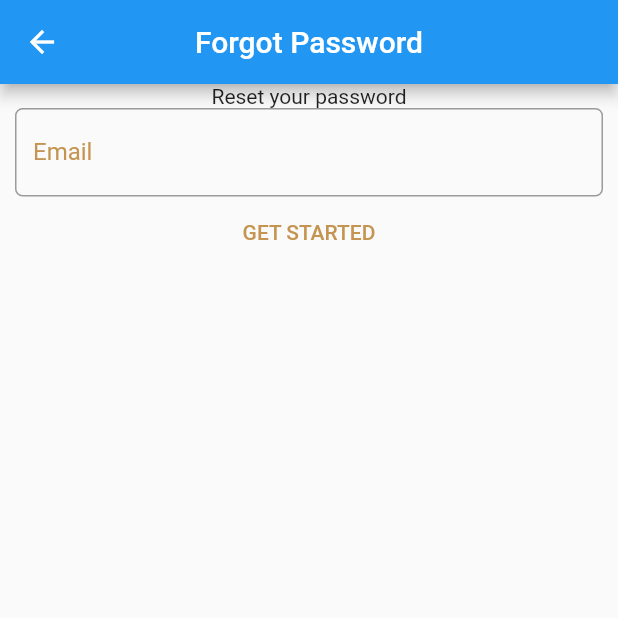
After one commit to EU-Mobile-Developers/EUCOSSA-flutter, a Flutter app: the ResetPasswordScreen screen opened directly, on a phone screen of 412 x 824 dp, the top half of it. The commit adds this screen. Run offline on Flutter 3.47's test engine with Material 2 defaults, Android fonts, the phone set to English and light mode, and no system bars; statements that could not run were skipped.

Commit message:
Completed UI construction

```diff
--- a/lib/screens/communities.dart
+++ b/lib/screens/communities.dart
@@ -10,6 +10,8 @@ class Communities extends StatefulWidget {
 class _CommunitiesState extends State<Communities> {
   @override
   Widget build(BuildContext context) {
-    return Container();
+    return const Center(
+      child: Text('Communities regitered here'),
+    );
   }
 }
--- a/lib/screens/dashboard.dart
+++ b/lib/screens/dashboard.dart
@@ -10,6 +10,8 @@ class Dashboard extends StatefulWidget {
 class _DashboardState extends State<Dashboard> {
   @override
   Widget build(BuildContext context) {
-    return Container();
+    return const Center(
+      child: Text('Dashboard displays here'),
+    );
   }
 }
--- a/lib/screens/messages.dart
+++ b/lib/screens/messages.dart
@@ -10,6 +10,8 @@ class Messages extends StatefulWidget {
 class _MessagesState extends State<Messages> {
   @override
   Widget build(BuildContext context) {
-    return Container();
+    return const Center(
+      child: Text('User messages displayed here'),
+    );
   }
 }
--- /dev/null
+++ b/lib/screens/reset_password.dart
@@ -0,0 +1,97 @@
+import 'package:flutter/material.dart';
+import 'package:flutter/src/foundation/key.dart';
+import 'package:flutter/src/widgets/framework.dart';
+
+import '../utils/theme.dart';
+
+class ResetPasswordScreen extends StatefulWidget {
+  const ResetPasswordScreen({Key? key}) : super(key: key);
+  @override
+  State<ResetPasswordScreen> createState() => _ResetPasswordScreenState();
+}
+
+class _ResetPasswordScreenState extends State<ResetPasswordScreen> {
+  late TextEditingController _emailController;
+  @override
+  void initState() {
+    _emailController = TextEditingController();
+    super.initState();
+  }
+
+  @override
+  void dispose() {
+    _emailController.dispose();
+    super.dispose();
+  }
+
+  String? _emailValidator(String? textFieldValue) {
+    if (textFieldValue == null || textFieldValue.isEmpty) {
+      return 'This value is required';
+    } else if (!RegExp(
+            r"^[a-zA-Z0-9.a-zA-Z0-9.!#$%&'*+-/=?^_`{|}~]+@[a-zA-Z0-9]+\.[a-zA-Z]+")
+        .hasMatch(textFieldValue)) {
+      return 'Enter a valid email address';
+    } else {
+      return null;
+    }
+  }
+
+  @override
+  Widget build(BuildContext context) {
+    return Scaffold(
+      appBar: AppBar(
+        title: const Text('Forgot Password'),
+        centerTitle: true,
+      ),
+      body: Column(
+        mainAxisAlignment: MainAxisAlignment.spaceAround,
+        mainAxisSize: MainAxisSize.min,
+        children: [
+          const Text('Reset your password'),
+          Container(
+            decoration: BoxDecoration(
+              shape: BoxShape.rectangle,
+              borderRadius: BorderRadius.circular(5),
+            ),
+            margin: const EdgeInsets.symmetric(
+              horizontal: 10,
+            ),
+            child: Column(
+              mainAxisAlignment: MainAxisAlignment.spaceAround,
+              mainAxisSize: MainAxisSize.min,
+              children: [
+                TextFormField(
+                  controller: _emailController,
+                  keyboardType: TextInputType.emailAddress,
+                  validator: _emailValidator,
+                  decoration: InputDecoration(
+                    hintText: 'Email',
+                    hintStyle: const TextStyle(color: Colors.black),
+                    labelText: 'Email',
+                    labelStyle: const TextStyle(color: AppTheme.gradientColor),
+                    focusColor: AppTheme.gradientColor,
+                    border: OutlineInputBorder(
+                      borderRadius: BorderRadius.circular(5),
+                      borderSide: const BorderSide(color: Colors.black),
+                    ),
+                  ),
+                ),
+                TextButton(
+                  onPressed: () {
+                    //todo: open registration page
+                  },
+                  child: const Text(
+                    'GET STARTED',
+                    style: TextStyle(
+                      color: AppTheme.gradientColor,
+                    ),
+                  ),
+                ),
+              ],
+            ),
+          ),
+        ],
+      ),
+    );
+  }
+}
```
Also changed, not shown: lib/main.dart (+17 -100 lines), lib/screens/blogs.dart (added, +19 -0 lines), lib/screens/register.dart (+26 -6 lines).
